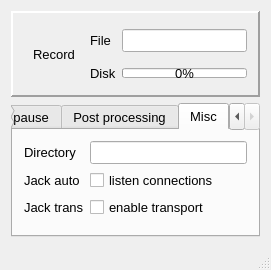
This is mainwindow.ui in orouits/qjackrcd as Qt 5 draws it before an edit. The edited form follows.
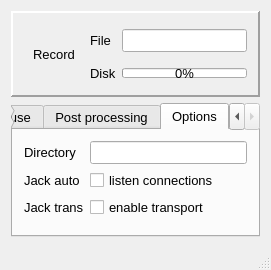
This is the edited form. Icons and pictures are not drawn. Custom widgets are drawn as their Qt base class.

Commit message: rename Misc panel to Options

Patch:
```diff
--- a/mainwindow.ui
+++ b/mainwindow.ui
@@ -234,7 +234,7 @@
       </widget>
       <widget class="QWidget" name="tabMisc">
        <attribute name="title">
-        <string>Misc</string>
+        <string>Options</string>
        </attribute>
        <layout class="QFormLayout" name="formLayout">
         <item row="0" column="0">
```
